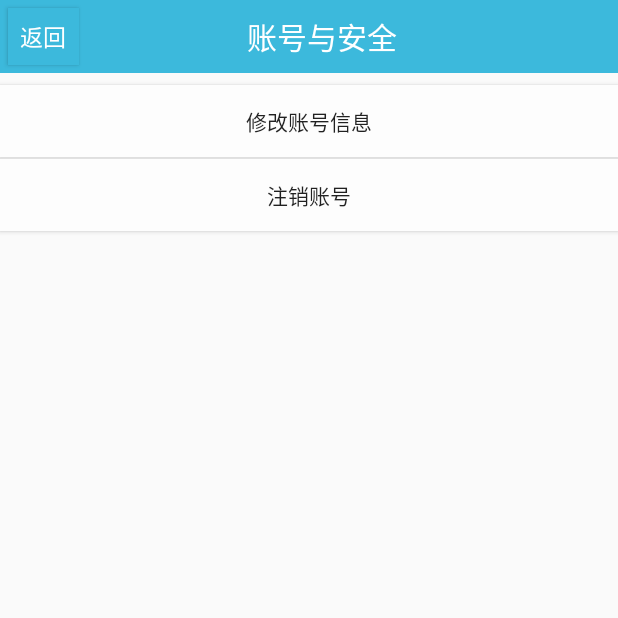
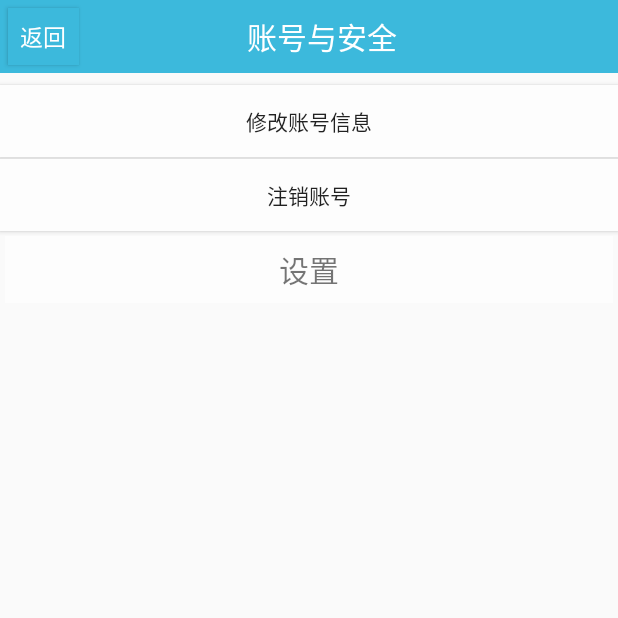
Before and after one commit to PeiChangqiang/gx, an Android app: the AccountAndSecurity screen opened directly, with no data from a screen before it, on a phone screen of 412 x 824 dp, the top half of it. Run offline under Robolectric (Android 15) with nearby library versions, the phone set to English and light mode, and no system bars.

Commit message:
add some layout of accomlishment information

```diff
--- a/app/src/main/AndroidManifest.xml
+++ b/app/src/main/AndroidManifest.xml
@@ -42,7 +42,8 @@
         <activity android:name=".Settings" />
         <activity android:name=".LoginActivity" />
         <activity android:name=".AccountAndSecurity" />
-        <activity android:name=".SetPassword"></activity>
+        <activity android:name=".SetPassword" />
+        <activity android:name=".Accomplish"></activity>
     </application>
 
 </manifest>
--- a/app/src/main/res/layout/account_and_security.xml
+++ b/app/src/main/res/layout/account_and_security.xml
@@ -23,4 +23,16 @@
         android:layout_marginTop="1dp"
         android:background="#FDFDFD"
         android:text="注销账号"/>
+    <TextView
+        android:id="@+id/testText"
+        android:layout_width="match_parent"
+        android:layout_height="wrap_content"
+        android:layout_below="@id/cancel_account"
+        android:gravity="center"
+        android:background="#FDFDFD"
+        android:textSize="20dp"
+        android:padding="7sp"
+        android:text="设置"
+        android:layout_marginTop="2dp"
+        android:layout_margin="3dp"/>
 </RelativeLayout>
```
Also changed, not shown: app/src/main/java/activitytest/example/com/gloryscience/Accomplish.java (added, +14 -0 lines), app/src/main/java/activitytest/example/com/gloryscience/AccountAndSecurity.java (+16 -6 lines), app/src/main/res/layout/activity_accomplish.xml (added, +56 -0 lines), app/src/main/res/drawable-xxhdpi/setting_arrow.gif (added).
